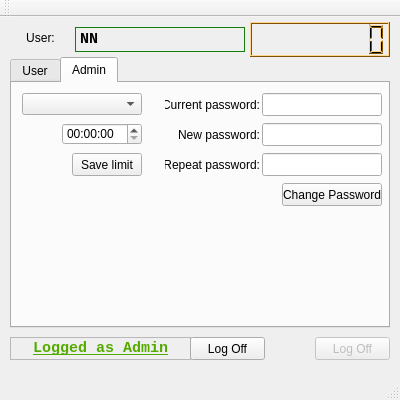
Old version of the form timeguard.ui in the repository byebye/TimeGuard.
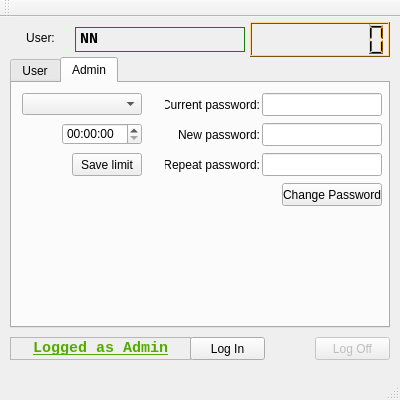
New version of the form. Custom widgets are drawn as their Qt base class.

Commit message: Make 'Admin' tab unactive when Admin not logged - create button to logging-in

Diff of the .ui file:
```diff
--- a/timeguard.ui
+++ b/timeguard.ui
@@ -1158,7 +1158,7 @@
      </rect>
     </property>
     <property name="text">
-     <string>Log Off</string>
+     <string>Log In</string>
     </property>
     <property name="autoRepeat">
      <bool>false</bool>
```
Left out of the diff: 2 changed lines with no effect on the pictures. The commit also changes 3 other files.
